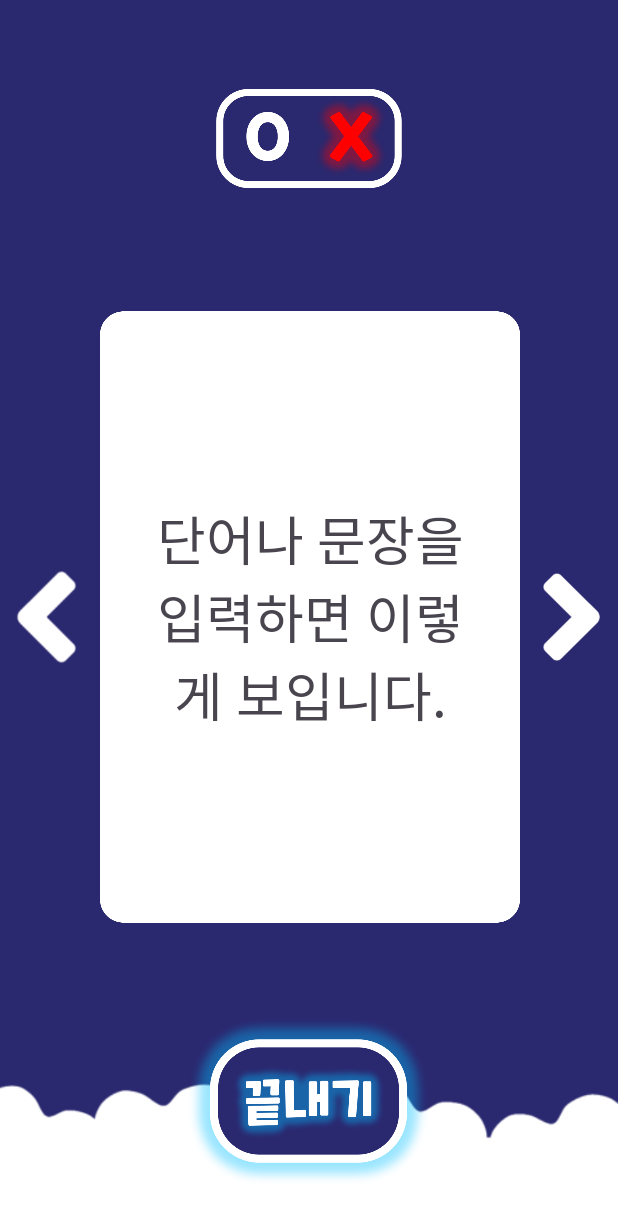
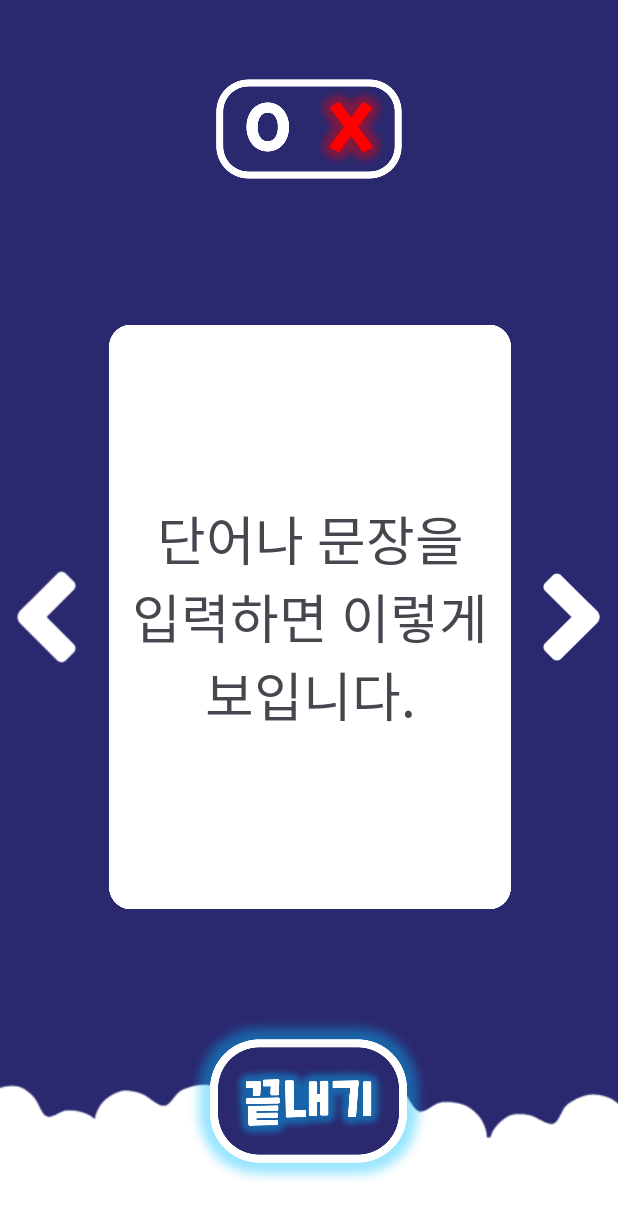
Before and after one commit to tongueEye/HearWow, an Android app: the PlayQuizActivity screen opened directly, with no data from a screen before it, on a phone screen of 412 x 824 dp. Shown: the top 1219 px of the screen. Run offline under Robolectric (Android 15) with nearby library versions, the phone set to English and light mode, and no system bars; our stand-ins replace Room's generated code; 1 statement that could not run was skipped.

Commit message:
[FEAT] 폰트 변경 및 퀴즈 화면 폰트 반응형 처리 1. 폰트 변경  - 모든 화면 기본 폰트 변경 2. 퀴즈 화면 폰트 반응형 처리  - 모바일/태블릿에서 폰트 크기 다르게 보이도록 수정

```diff
--- a/app/src/main/res/layout/activity_main.xml
+++ b/app/src/main/res/layout/activity_main.xml
@@ -12,7 +12,7 @@
         android:layout_width="wrap_content"
         android:layout_height="wrap_content"
         android:layout_marginTop="16dp"
-        android:fontFamily="@font/nexon_cart_gothic_extra_bold"
+        android:fontFamily="@font/bmjua"
         android:text="낱말카드 목록"
         android:textColor="@color/white"
         android:textSize="@dimen/folder_title_text_size"
--- a/app/src/main/res/layout/activity_play_quiz.xml
+++ b/app/src/main/res/layout/activity_play_quiz.xml
@@ -38,12 +38,12 @@
         android:layout_height="0dp"
         app:layout_constraintBottom_toBottomOf="@+id/play_quiz_bottom"
         app:layout_constraintEnd_toEndOf="parent"
-        app:layout_constraintHeight_percent="0.55"
+        app:layout_constraintHeight_percent="0.58"
         app:layout_constraintHorizontal_bias="0.504"
         app:layout_constraintStart_toStartOf="parent"
         app:layout_constraintTop_toTopOf="parent"
         app:layout_constraintVertical_bias="0.498"
-        app:layout_constraintWidth_percent="0.68"
+        app:layout_constraintWidth_percent="0.65"
         app:srcCompat="@drawable/card_bg" />
 
     <!-- 좌측 버튼 -->
@@ -87,15 +87,15 @@
     <!-- 문제 텍스트 -->
     <TextView
         android:id="@+id/question_TV"
-        android:layout_width="272dp"
+        android:layout_width="0dp"
         android:layout_height="wrap_content"
-        android:fontFamily="@font/nexon_cart_gothic_medium"
+        android:fontFamily="@font/bmjua"
         android:gravity="center"
-        android:paddingStart="20dp"
-        android:paddingEnd="20dp"
+        android:paddingStart="15dp"
+        android:paddingEnd="15dp"
         android:text="단어나 문장을 입력하면 이렇게 보입니다."
         android:textAlignment="center"
-        android:textSize="35sp"
+        android:textSize="@dimen/quiz_text_size"
         app:layout_constraintBottom_toBottomOf="@+id/quiz_paper_IV"
         app:layout_constraintEnd_toEndOf="@+id/quiz_paper_IV"
         app:layout_constraintStart_toStartOf="@+id/quiz_paper_IV"
--- a/app/src/main/res/layout/dialog_confirm2.xml
+++ b/app/src/main/res/layout/dialog_confirm2.xml
@@ -17,7 +17,7 @@
         android:minHeight="50dp"
         android:textSize="18sp"
         android:textColor="@color/white"
-        android:fontFamily="@font/nexon_cart_gothic_medium"
+        android:fontFamily="@font/bmjua"
         tools:text="정말 하시겠습니까?" />
 
     <LinearLayout
@@ -36,7 +36,7 @@
             android:text="@string/cancel_text"
             android:textColor="@color/white"
             android:textStyle="bold"
-            android:fontFamily="@font/nexon_cart_gothic_bold"
+            android:fontFamily="@font/bmjua"
             android:textSize="18sp" />
 
         <android.widget.Button
@@ -48,7 +48,7 @@
             android:text="@string/confirm_text"
             android:textColor="@color/dark_night"
             android:textStyle="bold"
-            android:fontFamily="@font/nexon_cart_gothic_bold"
+            android:fontFamily="@font/bmjua"
             android:textSize="18sp" />
 
     </LinearLayout>
--- a/app/src/main/res/layout/dialog_detail_quiz.xml
+++ b/app/src/main/res/layout/dialog_detail_quiz.xml
@@ -21,7 +21,7 @@
         android:layout_width="match_parent"
         android:layout_height="wrap_content"
         android:layout_marginBottom="10dp"
-        android:fontFamily="@font/nexon_cart_gothic_bold"
+        android:fontFamily="@font/bmjua"
         android:gravity="center"
         android:text="낱말 카드"
         android:textColor="@color/white"
@@ -43,7 +43,7 @@
         android:layout_height="wrap_content"
         android:textColor="@color/white"
         android:textSize="25dp"
-        android:fontFamily="@font/nexon_cart_gothic_medium"
+        android:fontFamily="@font/bmjua"
         android:gravity="center"
         android:layout_marginTop="10dp"
         android:layout_marginBottom="10dp"
--- a/app/src/main/res/values-w600dp/dimens.xml
+++ b/app/src/main/res/values-w600dp/dimens.xml
@@ -7,4 +7,6 @@
     <dimen name="text_size">28sp</dimen>
     <dimen name="layout_height">80dp</dimen>
     <dimen name="layout_margin_bottom">15dp</dimen>
+
+    <dimen name="quiz_text_size">65sp</dimen>
 </resources>
--- a/app/src/main/res/values/dimens.xml
+++ b/app/src/main/res/values/dimens.xml
@@ -8,4 +8,6 @@
     <dimen name="layout_height">65dp</dimen>
     <dimen name="layout_margin_bottom">10dp</dimen>
 
+    <dimen name="quiz_text_size">35sp</dimen>
+
 </resources>
```
Also changed, not shown: app/src/main/res/layout/dialog_confirm3.xml (+5 -5 lines), app/src/main/res/layout/dialog_create_quiz.xml (+6 -6 lines), app/src/main/res/layout/item_quiz.xml (+6 -6 lines), 1 other file.
